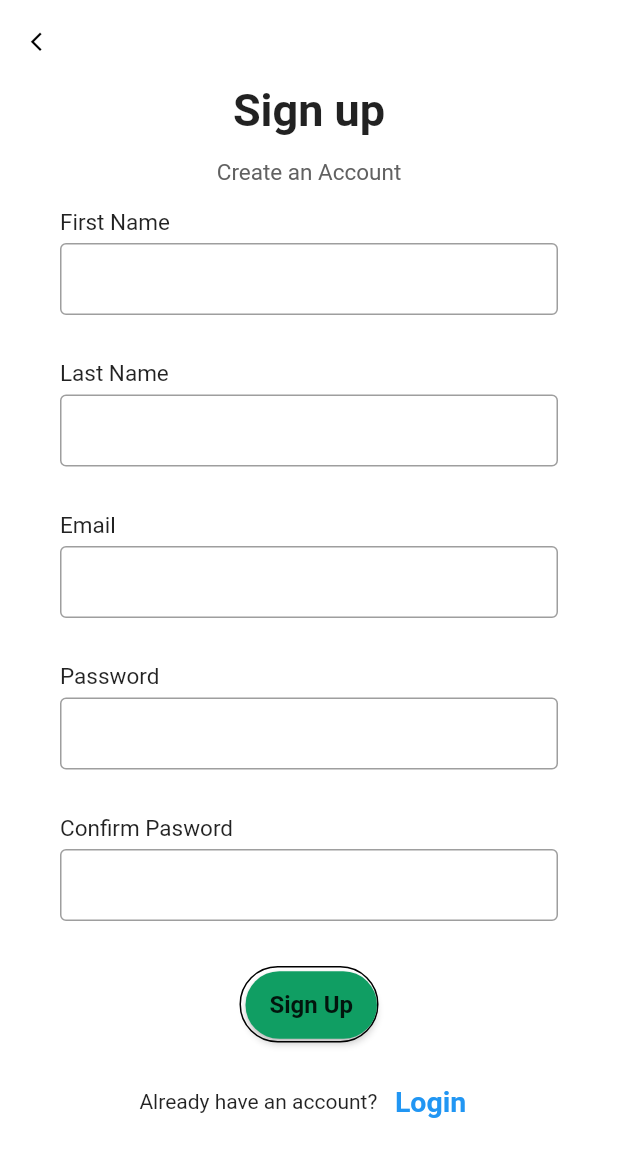
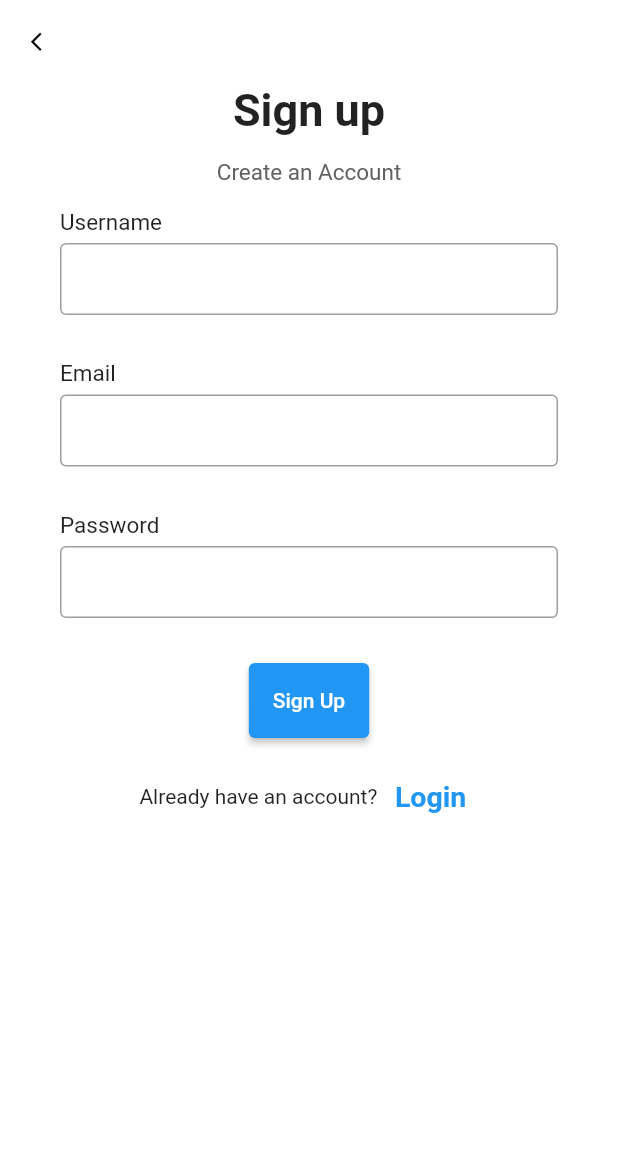
Before and after one commit to svikapp/svik, a Flutter app: the screen it shows after launch, after a tap on "Sign up", on a phone screen of 412 x 824 dp. Shown: the top 1157 px of the screen. Run offline on Flutter 3.47's test engine with Material 2 defaults, Android fonts, the phone set to English and light mode, and no system bars; our stand-ins replace bloc, dartz, dio, equatable, eva_icons_flutter, flutter_bloc and 2 more.

Commit message:
changed login view

```diff
--- a/lib/presentation/pages/login_view.dart
+++ b/lib/presentation/pages/login_view.dart
@@ -20,23 +20,14 @@ class _loginViewState extends State<loginView> {
     return Scaffold(
         backgroundColor: Colors.white,
         appBar: AppBar(
-          title: const Text("Sign in"),
-          backgroundColor: Colors.lightGreen,
+          title: const Text("Login"),
+
         ),
         body: Padding(
             padding: const EdgeInsets.all(10),
             child: ListView(
               children: <Widget>[
-                Container(
-                  width: 50,
-                  height: 100,
-                  alignment: Alignment.center,
-                  padding: const EdgeInsets.all(100),
-                  decoration: BoxDecoration(
-                      image: DecorationImage(
-                          image: AssetImage('assets/svik.jpg'),
-                          fit: BoxFit.cover)),
-                ),
+               SizedBox(height: 70,),
                 // Container(
                 //     alignment: Alignment.center,
                 //     padding: const EdgeInsets.all(10),
--- a/lib/presentation/pages/signup_view.dart
+++ b/lib/presentation/pages/signup_view.dart
@@ -63,42 +63,22 @@ class SignupPage extends StatelessWidget {
                       padding: EdgeInsets.symmetric(horizontal: 40),
                       child: Column(
                         children: [
-                          makeInput(label: "First Name"),
-                          makeInput(label: "Last Name"),
+
+                          makeInput(label: "Username"),
                           makeInput(label: "Email"),
                           makeInput(label: "Password", obsureText: true),
-                          makeInput(label: "Confirm Pasword", obsureText: true)
+
                         ],
                       ),
                     ),
-                    Padding(
-                      padding: EdgeInsets.symmetric(horizontal: 40),
-                      child: Container(
-                        padding: EdgeInsets.only(top: 1, left: 3),
-                        decoration: BoxDecoration(
-                            borderRadius: BorderRadius.circular(40),
-                            border: Border(
-                                bottom: BorderSide(color: Colors.black),
-                                top: BorderSide(color: Colors.black),
-                                right: BorderSide(color: Colors.black),
-                                left: BorderSide(color: Colors.black))),
-                        child: MaterialButton(
-                          minWidth: double.minPositive,
-                          height: 45,
-                          onPressed: () {},
-                          color: Color.fromARGB(255, 16, 158, 99),
-                          shape: RoundedRectangleBorder(
-                              borderRadius: BorderRadius.circular(40)),
-                          child: Text(
-                            "Sign Up",
-                            style: TextStyle(
-                              fontWeight: FontWeight.w600,
-                              fontSize: 16,
-                            ),
-                          ),
-                        ),
-                      ),
-                    ),
+                     Container(
+                    height: 50,
+
+                    padding: const EdgeInsets.fromLTRB(10, 0, 10, 0),
+                    child: ElevatedButton(
+                      child: const Text('Sign Up'),
+                      onPressed: () {},
+                    )),
                     SizedBox(
                       height: 15,
                     ),
```
Also changed, not shown: pubspec.lock.
